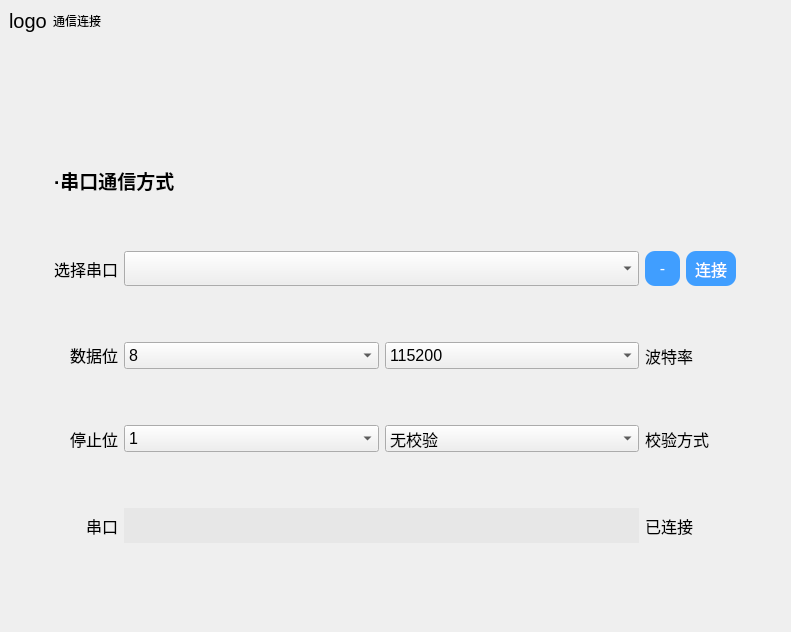
First picture: the form in page_net.ui, repository CodePupil-min/eems, before the edit.
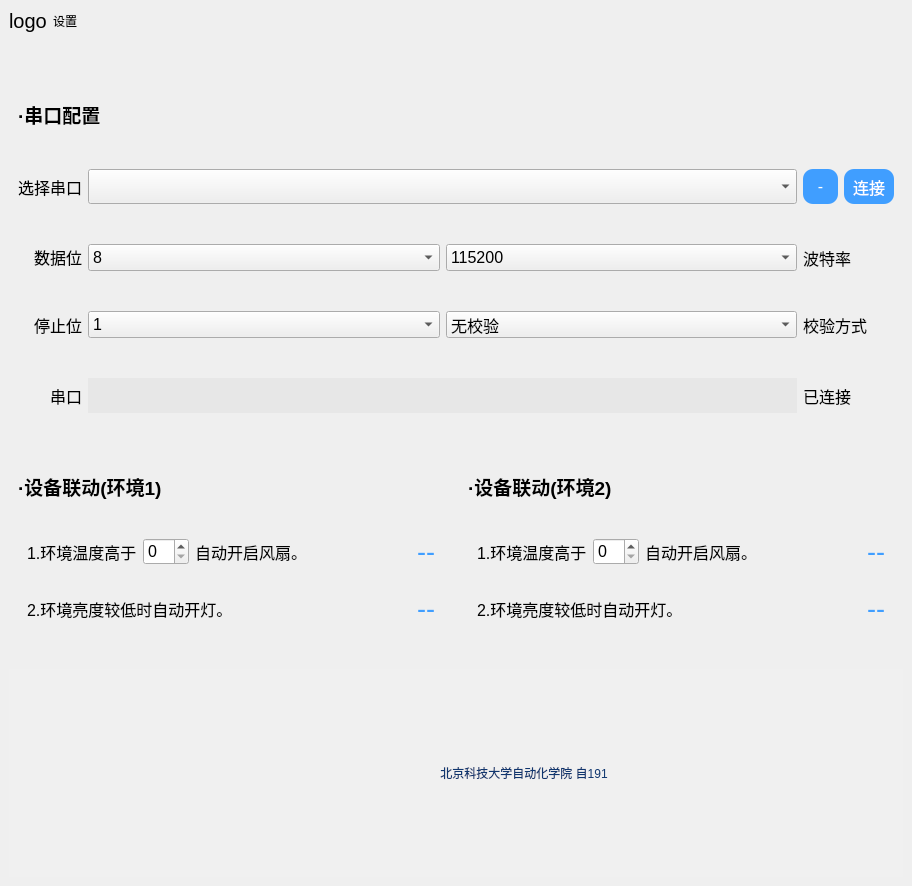
Second picture: the form after the edit. Icons and pictures are not drawn.

Commit message: V1.4.4（新增设备自动控制开关）

Diff of the .ui file:
```diff
--- a/page_net.ui
+++ b/page_net.ui
@@ -6,21 +6,15 @@
    <rect>
     <x>0</x>
     <y>0</y>
-    <width>791</width>
-    <height>632</height>
+    <width>912</width>
+    <height>886</height>
    </rect>
   </property>
   <property name="windowTitle">
    <string>Form</string>
   </property>
   <property name="styleSheet">
-   <string notr="true">QPushButton{
-border:none;
-border-radius:10px;
-background-color:#409EFF;
-color:white;
-}
-</string>
+   <string notr="true"/>
   </property>
   <layout class="QGridLayout" name="gridLayout">
    <property name="leftMargin">
@@ -35,6 +29,57 @@
    <property name="bottomMargin">
     <number>0</number>
    </property>
+   <item row="0" column="0">
+    <widget class="QWidget" name="widget_2" native="true">
+     <property name="sizePolicy">
+      <sizepolicy hsizetype="Preferred" vsizetype="Preferred">
+       <horstretch>0</horstretch>
+       <verstretch>0</verstretch>
+      </sizepolicy>
+     </property>
+     <property name="minimumSize">
+      <size>
+       <width>0</width>
+       <height>0</height>
+      </size>
+     </property>
+     <property name="maximumSize">
+      <size>
+       <width>16777215</width>
+       <height>50</height>
+      </size>
+     </property>
+     <layout class="QHBoxLayout" name="horizontalLayout">
+      <item>
+       <widget class="QLabel" name="logo">
+        <property name="sizePolicy">
+         <sizepolicy hsizetype="Fixed" vsizetype="Preferred">
+          <horstretch>0</horstretch>
+          <verstretch>0</verstretch>
+         </sizepolicy>
+        </property>
+        <property name="styleSheet">
+         <string notr="true">font:15pt;</string>
+        </property>
+        <property name="text">
+         <string>logo</string>
+        </property>
+       </widget>
+      </item>
+      <item>
+       <widget class="QLabel" name="title">
+        <property name="styleSheet">
+         <string notr="true">font: 75 16pt &quot;微软雅黑&quot;;
+</string>
+        </property>
+        <property name="text">
+         <string>设置</string>
+        </property>
+       </widget>
+      </item>
+     </layout>
+    </widget>
+   </item>
    <item row="1" column="0">
     <widget class="QWidget" name="main" native="true">
      <property name="minimumSize">
@@ -47,39 +92,273 @@
       <string notr="true">#main&gt;QWidget{
 	border-radius:25px;
 	background-color: white;
-}</string>
+}
+</string>
      </property>
      <layout class="QGridLayout" name="gridLayout_3">
-      <item row="2" column="1">
-       <spacer name="verticalSpacer">
-        <property name="orientation">
-         <enum>Qt::Vertical</enum>
-        </property>
-        <property name="sizeHint" stdset="0">
+      <item row="1" column="0" colspan="2">
+       <widget class="QWidget" name="widget" native="true">
+        <property name="minimumSize">
          <size>
-          <width>20</width>
-          <height>40</height>
+          <width>0</width>
+          <height>200</height>
          </size>
         </property>
-       </spacer>
-      </item>
-      <item row="0" column="1">
-       <spacer name="verticalSpacer_2">
-        <property name="orientation">
-         <enum>Qt::Vertical</enum>
+        <property name="styleSheet">
+         <string notr="true">QWidget{
+font:12pt;
+}</string>
         </property>
-        <property name="sizeType">
-         <enum>QSizePolicy::Fixed</enum>
-        </property>
-        <property name="sizeHint" stdset="0">
+        <layout class="QVBoxLayout" name="verticalLayout">
+         <item>
+          <widget class="QLabel" name="label_8">
+           <property name="sizePolicy">
+            <sizepolicy hsizetype="Preferred" vsizetype="Fixed">
+             <horstretch>0</horstretch>
+             <verstretch>0</verstretch>
+            </sizepolicy>
+           </property>
+           <property name="styleSheet">
+            <string notr="true">font: bold 14pt;</string>
+           </property>
+           <property name="text">
+            <string>·设备联动(环境1)</string>
+           </property>
+          </widget>
+         </item>
+         <item>
+          <widget class="QWidget" name="widget_4" native="true">
+           <property name="styleSheet">
+            <string notr="true">QPushButton{
+font:20pt;
+border:none;
+color:#409EFF
+}</string>
+           </property>
+           <layout class="QGridLayout" name="gridLayout_4">
+            <item row="0" column="1">
+             <widget class="QSpinBox" name="spin_1">
+              <property name="sizePolicy">
+               <sizepolicy hsizetype="Fixed" vsizetype="Fixed">
+                <horstretch>0</horstretch>
+                <verstretch>0</verstretch>
+               </sizepolicy>
+              </property>
+              <property name="styleSheet">
+               <string notr="true"/>
+              </property>
+             </widget>
+            </item>
+            <item row="1" column="4">
+             <widget class="QPushButton" name="zd_1">
+              <property name="sizePolicy">
+               <sizepolicy hsizetype="Preferred" vsizetype="Fixed">
+                <horstretch>0</horstretch>
+                <verstretch>0</verstretch>
+               </sizepolicy>
+              </property>
+              <property name="styleSheet">
+               <string notr="true"/>
+              </property>
+              <property name="text">
+               <string>--</string>
+              </property>
+             </widget>
+            </item>
+            <item row="0" column="2">
+             <widget class="QLabel" name="label_12">
+              <property name="text">
+               <string>自动开启风扇。</string>
+              </property>
+             </widget>
+            </item>
+            <item row="1" column="0" colspan="3">
+             <widget class="QLabel" name="label_13">
+              <property name="text">
+               <string>2.环境亮度较低时自动开灯。</string>
+              </property>
+             </widget>
+            </item>
+            <item row="0" column="3">
+             <spacer name="horizontalSpacer">
+              <property name="orientation">
+               <enum>Qt::Horizontal</enum>
+              </property>
+              <property name="sizeHint" stdset="0">
+               <size>
+                <width>40</width>
+                <height>20</height>
+               </size>
+              </property>
+             </spacer>
+            </item>
+            <item row="0" column="0">
+             <widget class="QLabel" name="label_11">
+              <property name="sizePolicy">
+               <sizepolicy hsizetype="Preferred" vsizetype="Preferred">
+                <horstretch>0</horstretch>
+                <verstretch>0</verstretch>
+               </sizepolicy>
+              </property>
+              <property name="text">
+               <string>1.环境温度高于</string>
+              </property>
+             </widget>
+            </item>
+            <item row="0" column="4">
+             <widget class="QPushButton" name="tem_1">
+              <property name="sizePolicy">
+               <sizepolicy hsizetype="Preferred" vsizetype="Fixed">
+                <horstretch>0</horstretch>
+                <verstretch>0</verstretch>
+               </sizepolicy>
+              </property>
+              <property name="styleSheet">
+               <string notr="true"/>
+              </property>
+              <property name="text">
+               <string>--</string>
+              </property>
+             </widget>
+            </item>
+           </layout>
+          </widget>
+         </item>
+        </layout>
+       </widget>
+      </item>
+      <item row="1" column="2" colspan="2">
+       <widget class="QWidget" name="widget_6" native="true">
+        <property name="minimumSize">
          <size>
-          <width>20</width>
-          <height>50</height>
+          <width>0</width>
+          <height>200</height>
          </size>
         </property>
-       </spacer>
+        <property name="styleSheet">
+         <string notr="true">QWidget{
+font:12pt;
+}</string>
+        </property>
+        <layout class="QVBoxLayout" name="verticalLayout_2">
+         <item>
+          <widget class="QLabel" name="label_9">
+           <property name="sizePolicy">
+            <sizepolicy hsizetype="Preferred" vsizetype="Fixed">
+             <horstretch>0</horstretch>
+             <verstretch>0</verstretch>
+            </sizepolicy>
+           </property>
+           <property name="styleSheet">
+            <string notr="true">font: bold 14pt;</string>
+           </property>
+           <property name="text">
+            <string>·设备联动(环境2)</string>
+           </property>
+          </widget>
+         </item>
+         <item>
+          <widget class="QWidget" name="widget_7" native="true">
+           <property name="styleSheet">
+            <string notr="true">QPushButton{
+font:20pt;
+border:none;
+color:#409EFF
+}</string>
+           </property>
+           <layout class="QGridLayout" name="gridLayout_5">
+            <item row="0" column="1">
+             <widget class="QSpinBox" name="spin_2">
+              <property name="sizePolicy">
+               <sizepolicy hsizetype="Fixed" vsizetype="Fixed">
+                <horstretch>0</horstretch>
+                <verstretch>0</verstretch>
+               </sizepolicy>
+              </property>
+              <property name="styleSheet">
+               <string notr="true"/>
+              </property>
+             </widget>
+            </item>
+            <item row="1" column="4">
+             <widget class="QPushButton" name="zd_2">
+              <property name="sizePolicy">
+               <sizepolicy hsizetype="Preferred" vsizetype="Fixed">
+                <horstretch>0</horstretch>
+                <verstretch>0</verstretch>
+               </sizepolicy>
+              </property>
+              <property name="styleSheet">
+               <string notr="true"/>
+              </property>
+              <property name="text">
+               <string>--</string>
+              </property>
+             </widget>
+            </item>
+            <item row="0" column="2">
+             <widget class="QLabel" name="label_14">
+              <property name="text">
+               <string>自动开启风扇。</string>
+              </property>
+             </widget>
+            </item>
+            <item row="1" column="0" colspan="3">
+             <widget class="QLabel" name="label_15">
+              <property name="text">
+               <string>2.环境亮度较低时自动开灯。</string>
+              </property>
+             </widget>
+            </item>
+            <item row="0" column="3">
+             <spacer name="horizontalSpacer_3">
+              <property name="orientation">
+               <enum>Qt::Horizontal</enum>
+              </property>
+              <property name="sizeHint" stdset="0">
+               <size>
+                <width>40</width>
+                <height>20</height>
+               </size>
+              </property>
+             </spacer>
+            </item>
+            <item row="0" column="0">
+             <widget class="QLabel" name="label_16">
+              <property name="sizePolicy">
+               <sizepolicy hsizetype="Preferred" vsizetype="Preferred">
+                <horstretch>0</horstretch>
+                <verstretch>0</verstretch>
+               </sizepolicy>
+              </property>
+              <property name="text">
+               <string>1.环境温度高于</string>
+              </property>
+             </widget>
+            </item>
+            <item row="0" column="4">
+             <widget class="QPushButton" name="tem_2">
+              <property name="sizePolicy">
+               <sizepolicy hsizetype="Preferred" vsizetype="Fixed">
+                <horstretch>0</horstretch>
+                <verstretch>0</verstretch>
+               </sizepolicy>
+              </property>
+              <property name="styleSheet">
+               <string notr="true"/>
+              </property>
+              <property name="text">
+               <string>--</string>
+              </property>
+             </widget>
+            </item>
+           </layout>
+          </widget>
+         </item>
+        </layout>
+       </widget>
       </item>
-      <item row="1" column="1">
+      <item row="0" column="0" colspan="4">
        <widget class="QWidget" name="widget_3" native="true">
         <property name="sizePolicy">
          <sizepolicy hsizetype="Expanding" vsizetype="Expanding">
@@ -89,12 +368,19 @@
         </property>
         <property name="minimumSize">
          <size>
-          <width>700</width>
-          <height>500</height>
+          <width>0</width>
+          <height>400</height>
          </size>
         </property>
         <property name="styleSheet">
-         <string notr="true">#sure:hover{
+         <string notr="true">QPushButton{
+border:none;
+border-radius:10px;
+background-color:#409EFF;
+color:white;
+}
+
+#sure:hover{
 background-color:#70B6FF
 }
 #sure:pressed{
@@ -111,8 +397,14 @@
 }</string>
         </property>
         <layout class="QGridLayout" name="gridLayout_2">
-         <item row="4" column="0">
-          <widget class="QLabel" name="icon_port">
+         <item row="1" column="0">
+          <widget class="QLabel" name="label">
+           <property name="sizePolicy">
+            <sizepolicy hsizetype="Fixed" vsizetype="Preferred">
+             <horstretch>0</horstretch>
+             <verstretch>0</verstretch>
+            </sizepolicy>
+           </property>
            <property name="font">
             <font>
              <pointsize>12</pointsize>
@@ -121,17 +413,34 @@
              <bold>false</bold>
             </font>
            </property>
-           <property name="styleSheet">
-            <string notr="true"/>
+           <property name="text">
+            <string>选择串口</string>
            </property>
+           <property name="alignment">
+            <set>Qt::AlignRight|Qt::AlignTrailing|Qt::AlignVCenter</set>
+           </property>
+          </widget>
+         </item>
+         <item row="3" column="0">
+          <widget class="QLabel" name="label_4">
            <property name="text">
-            <string>串口</string>
+            <string>停止位</string>
            </property>
            <property name="alignment">
             <set>Qt::AlignRight|Qt::AlignTrailing|Qt::AlignVCenter</set>
            </property>
           </widget>
          </item>
+         <item row="3" column="3" colspan="2">
+          <widget class="QLabel" name="label_6">
+           <property name="text">
+            <string>校验方式</string>
+           </property>
+           <property name="alignment">
+            <set>Qt::AlignLeading|Qt::AlignLeft|Qt::AlignVCenter</set>
+           </property>
+          </widget>
+         </item>
          <item row="2" column="2">
           <widget class="QComboBox" name="port_baud">
            <item>
@@ -195,6 +504,39 @@
            </item>
           </widget>
          </item>
+         <item row="4" column="1" colspan="2">
+          <widget class="QLabel" name="current_port">
+           <property name="sizePolicy">
+            <sizepolicy hsizetype="Expanding" vsizetype="Preferred">
+             <horstretch>0</horstretch>
+             <verstretch>0</verstretch>
+            </sizepolicy>
+           </property>
+           <property name="maximumSize">
+            <size>
+             <width>16777215</width>
+             <height>35</height>
+            </size>
+           </property>
+           <property name="font">
+            <font>
+             <pointsize>12</pointsize>
+             <weight>50</weight>
+             <italic>false</italic>
+             <bold>false</bold>
+            </font>
+           </property>
+           <property name="styleSheet">
+            <string notr="true">background-color: rgb(231, 231, 231);</string>
+           </property>
+           <property name="text">
+            <string/>
+           </property>
+           <property name="alignment">
+            <set>Qt::AlignLeading|Qt::AlignLeft|Qt::AlignVCenter</set>
+           </property>
+          </widget>
+         </item>
          <item row="1" column="3">
           <widget class="QPushButton" name="refresh">
            <property name="sizePolicy">
@@ -214,6 +556,27 @@
            </property>
           </widget>
          </item>
+         <item row="4" column="0">
+          <widget class="QLabel" name="icon_port">
+           <property name="font">
+            <font>
+             <pointsize>12</pointsize>
+             <weight>50</weight>
+             <italic>false</italic>
+             <bold>false</bold>
+            </font>
+           </property>
+           <property name="styleSheet">
+            <string notr="true"/>
+           </property>
+           <property name="text">
+            <string>串口</string>
+           </property>
+           <property name="alignment">
+            <set>Qt::AlignRight|Qt::AlignTrailing|Qt::AlignVCenter</set>
+           </property>
+          </widget>
+         </item>
          <item row="4" column="3" colspan="2">
           <widget class="QLabel" name="label_2">
            <property name="font">
@@ -229,125 +592,6 @@
            </property>
           </widget>
          </item>
-         <item row="1" column="0">
-          <widget class="QLabel" name="label">
-           <property name="sizePolicy">
-            <sizepolicy hsizetype="Fixed" vsizetype="Preferred">
-             <horstretch>0</horstretch>
-             <verstretch>0</verstretch>
-            </sizepolicy>
-           </property>
-           <property name="font">
-            <font>
-             <pointsize>12</pointsize>
-             <weight>50</weight>
-             <italic>false</italic>
-             <bold>false</bold>
-            </font>
-           </property>
-           <property name="text">
-            <string>选择串口</string>
-           </property>
-           <property name="alignment">
-            <set>Qt::AlignRight|Qt::AlignTrailing|Qt::AlignVCenter</set>
-           </property>
-          </widget>
-         </item>
-         <item row="3" column="0">
-          <widget class="QLabel" name="label_4">
-           <property name="text">
-            <string>停止位</string>
-           </property>
-           <property name="alignment">
-            <set>Qt::AlignRight|Qt::AlignTrailing|Qt::AlignVCenter</set>
-           </property>
-          </widget>
-         </item>
-         <item row="4" column="1" colspan="2">
-          <widget class="QLabel" name="current_port">
-           <property name="sizePolicy">
-            <sizepolicy hsizetype="Expanding" vsizetype="Preferred">
-             <horstretch>0</horstretch>
-             <verstretch>0</verstretch>
-            </sizepolicy>
-           </property>
-           <property name="maximumSize">
-            <size>
-             <width>16777215</width>
-             <height>35</height>
-            </size>
-           </property>
-           <property name="font">
-            <font>
-             <pointsize>12</pointsize>
-             <weight>50</weight>
-             <italic>false</italic>
-             <bold>false</bold>
-            </font>
-           </property>
-           <property name="styleSheet">
-            <string notr="true">background-color: rgb(231, 231, 231);</string>
-           </property>
-           <property name="text">
-            <string/>
-           </property>
-           <property name="alignment">
-            <set>Qt::AlignLeading|Qt::AlignLeft|Qt::AlignVCenter</set>
-           </property>
-          </widget>
-         </item>
-         <item row="2" column="3" colspan="2">
-          <widget class="QLabel" name="label_5">
-           <property name="text">
-            <string>波特率</string>
-           </property>
-          </widget>
-         </item>
-         <item row="0" column="0" colspan="5">
-          <widget class="QLabel" name="label_7">
-           <property name="sizePolicy">
-            <sizepolicy hsizetype="Preferred" vsizetype="Fixed">
-             <horstretch>0</horstretch>
-             <verstretch>0</verstretch>
-            </sizepolicy>
-           </property>
-           <property name="styleSheet">
-            <string notr="true">font: bold 14pt;</string>
-           </property>
-           <property name="text">
-            <string>·串口通信方式</string>
-           </property>
-          </widget>
-         </item>
-         <item row="3" column="2">
-          <widget class="QComboBox" name="port_parity">
-           <item>
-            <property name="text">
-             <string>无校验</string>
-            </property>
-           </item>
-           <item>
-            <property name="text">
-             <string>奇校验</string>
-            </property>
-           </item>
-           <item>
-            <property name="text">
-             <string>偶校验</string>
-            </property>
-           </item>
-          </widget>
-         </item>
-         <item row="3" column="3" colspan="2">
-          <widget class="QLabel" name="label_6">
-           <property name="text">
-            <string>校验方式</string>
-           </property>
-           <property name="alignment">
-            <set>Qt::AlignLeading|Qt::AlignLeft|Qt::AlignVCenter</set>
-           </property>
-          </widget>
-         </item>
          <item row="1" column="1" colspan="2">
           <widget class="QComboBox" name="ports">
            <property name="sizePolicy">
@@ -399,6 +643,32 @@
            </property>
           </widget>
          </item>
+         <item row="3" column="2">
+          <widget class="QComboBox" name="port_parity">
+           <item>
+            <property name="text">
+             <string>无校验</string>
+            </property>
+           </item>
+           <item>
+            <property name="text">
+             <string>奇校验</string>
+            </property>
+           </item>
+           <item>
+            <property name="text">
+             <string>偶校验</string>
+            </property>
+           </item>
+          </widget>
+         </item>
+         <item row="2" column="3" colspan="2">
+          <widget class="QLabel" name="label_5">
+           <property name="text">
+            <string>波特率</string>
+           </property>
+          </widget>
+         </item>
          <item row="2" column="0">
           <widget class="QLabel" name="label_3">
            <property name="sizePolicy">
@@ -415,84 +685,112 @@
            </property>
           </widget>
          </item>
+         <item row="0" column="0" colspan="5">
+          <widget class="QLabel" name="label_7">
+           <property name="sizePolicy">
+            <sizepolicy hsizetype="Preferred" vsizetype="Fixed">
+             <horstretch>0</horstretch>
+             <verstretch>0</verstretch>
+            </sizepolicy>
+           </property>
+           <property name="styleSheet">
+            <string notr="true">font: bold 14pt;</string>
+           </property>
+           <property name="text">
+            <string>·串口配置</string>
+           </property>
+          </widget>
+         </item>
         </layout>
        </widget>
       </item>
-      <item row="1" column="0">
-       <spacer name="horizontalSpacer">
-        <property name="orientation">
-         <enum>Qt::Horizontal</enum>
-        </property>
-        <property name="sizeHint" stdset="0">
-         <size>
-          <width>40</width>
-          <height>20</height>
-         </size>
-        </property>
-       </spacer>
-      </item>
-      <item row="1" column="2">
-       <spacer name="horizontalSpacer_2">
-        <property name="orientation">
-         <enum>Qt::Horizontal</enum>
-        </property>
-        <property name="sizeHint" stdset="0">
-         <size>
-          <width>40</width>
-          <height>20</height>
-         </size>
-        </property>
-       </spacer>
-      </item>
-     </layout>
-    </widget>
-   </item>
-   <item row="0" column="0">
-    <widget class="QWidget" name="widget_2" native="true">
-     <property name="sizePolicy">
-      <sizepolicy hsizetype="Preferred" vsizetype="Preferred">
-       <horstretch>0</horstretch>
-       <verstretch>0</verstretch>
-      </sizepolicy>
-     </property>
-     <property name="minimumSize">
-      <size>
-       <width>0</width>
-       <height>0</height>
-      </size>
-     </property>
-     <property name="maximumSize">
-      <size>
-       <width>16777215</width>
-       <height>50</height>
-      </size>
-     </property>
-     <layout class="QHBoxLayout" name="horizontalLayout">
-      <item>
-       <widget class="QLabel" name="logo">
+      <item row="2" column="0" colspan="4">
+       <widget class="QWidget" name="widget_5" native="true">
         <property name="sizePolicy">
-         <sizepolicy hsizetype="Fixed" vsizetype="Preferred">
+         <sizepolicy hsizetype="Preferred" vsizetype="Expanding">
           <horstretch>0</horstretch>
           <verstretch>0</verstretch>
          </sizepolicy>
         </property>
         <property name="styleSheet">
-         <string notr="true">font:15pt;</string>
+         <string notr="true">background-color:#F0F0F0;</string>
         </property>
-        <property name="text">
-         <string>logo</string>
-        </property>
-       </widget>
-      </item>
-      <item>
-       <widget class="QLabel" name="title">
-        <property name="styleSheet">
-         <string notr="true">font: 75 16pt &quot;微软雅黑&quot;;
-</string>
-        </property>
-        <property name="text">
-         <string>通信连接</string>
-        </property>
+        <layout class="QHBoxLayout" name="horizontalLayout_2">
+         <item>
+          <spacer name="horizontalSpacer_2">
+           <property name="orientation">
+            <enum>Qt::Horizontal</enum>
+           </property>
+           <property name="sizeHint" stdset="0">
+            <size>
+             <width>40</width>
+             <height>20</height>
+            </size>
+           </property>
+          </spacer>
+         </item>
+         <item>
+          <widget class="QLabel" name="label_10">
+           <property name="sizePolicy">
+            <sizepolicy hsizetype="Preferred" vsizetype="Preferred">
+             <horstretch>0</horstretch>
+             <verstretch>0</verstretch>
+            </sizepolicy>
+           </property>
+           <property name="minimumSize">
+            <size>
+             <width>130</width>
+             <height>130</height>
+            </size>
+           </property>
+           <property name="maximumSize">
+            <size>
+             <width>130</width>
+             <height>130</height>
+            </size>
+           </property>
+           <property name="styleSheet">
+            <string notr="true">border-image: url(:/image/yh.png);</string>
+           </property>
+           <property name="text">
+            <string/>
+           </property>
+          </widget>
+         </item>
+         <item>
+          <widget class="QLabel" name="label_17">
+           <property name="sizePolicy">
+            <sizepolicy hsizetype="Preferred" vsizetype="Preferred">
+             <horstretch>0</horstretch>
+             <verstretch>0</verstretch>
+            </sizepolicy>
+           </property>
+           <property name="styleSheet">
+            <string notr="true">color:#0F366F;
+font: 40pt &quot;华光行楷_CNKI&quot;;</string>
+           </property>
+           <property name="text">
+            <string>北京科技大学自动化学院 自191</string>
+           </property>
+           <property name="alignment">
+            <set>Qt::AlignCenter</set>
+           </property>
+          </widget>
+         </item>
+         <item>
+          <spacer name="horizontalSpacer_4">
+           <property name="orientation">
+            <enum>Qt::Horizontal</enum>
+           </property>
+           <property name="sizeHint" stdset="0">
+            <size>
+             <width>40</width>
+             <height>20</height>
+            </size>
+           </property>
+          </spacer>
+         </item>
+        </layout>
        </widget>
       </item>
      </layout>
```
The commit also changes 13 other files.
